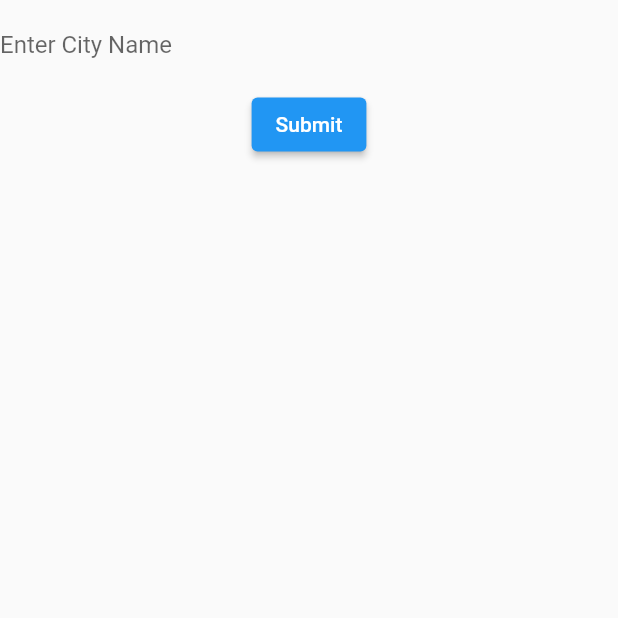
After one commit to imravi76/Weather_flutter, a Flutter app: the ManualAddCity screen opened directly, after a tap on "Submit", on a phone screen of 412 x 824 dp, the top half of it. The commit adds this screen. Run offline on Flutter 3.47's test engine with Material 2 defaults, Android fonts, the phone set to English and light mode, and no system bars; our stand-ins replace connectivity_plus, geocoding, geolocator, get, liquid_pull_to_refresh, localstorage and 2 more; missing offline and left inert: open_settings; accounts and stored records are empty; network calls fail.

Commit message:
Fixed selecting city and unit related bug

```diff
--- /dev/null
+++ b/lib/screens/manual_add_city.dart
@@ -0,0 +1,39 @@
+import 'package:flutter/material.dart';
+import 'package:geocoding/geocoding.dart';
+
+class ManualAddCity extends StatefulWidget {
+  const ManualAddCity({Key? key}) : super(key: key);
+
+  @override
+  State<ManualAddCity> createState() => _ManualAddCityState();
+}
+
+final TextEditingController cityController = TextEditingController();
+
+class _ManualAddCityState extends State<ManualAddCity> {
+  @override
+  Widget build(BuildContext context) {
+    return Scaffold(
+      body: SafeArea(
+        child: Column(
+          children: [
+            TextFormField(
+              controller: cityController,
+              decoration: const InputDecoration(
+                  hintText: "Enter City Name",
+                  border: InputBorder.none,
+                  contentPadding: EdgeInsets.symmetric(vertical: 20)
+              ),
+            ),
+
+            ElevatedButton(onPressed: () async {
+              List<Location> locations = await locationFromAddress(cityController.text);
+              print(locations);
+            },
+                child: Text("Submit"))
+          ],
+        ),
+      ),
+    );
+  }
+}
```
Also changed, not shown: lib/tabs/city_tab.dart (+7 -3 lines), lib/tabs/setting_tab.dart (+16 -2 lines).
